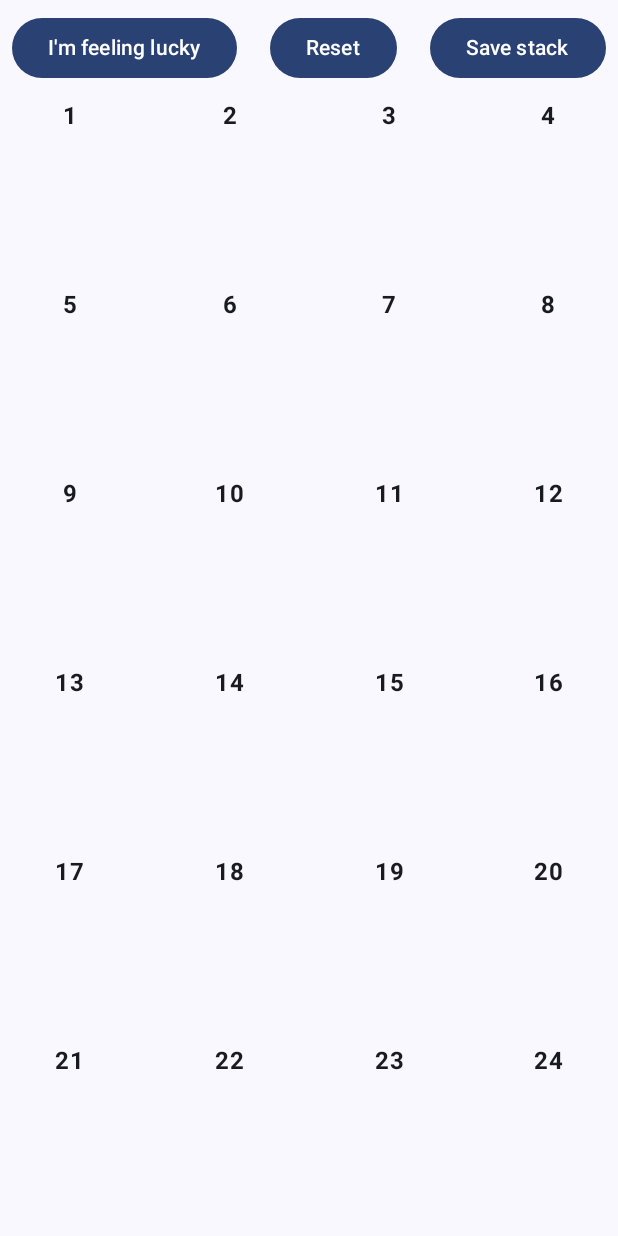
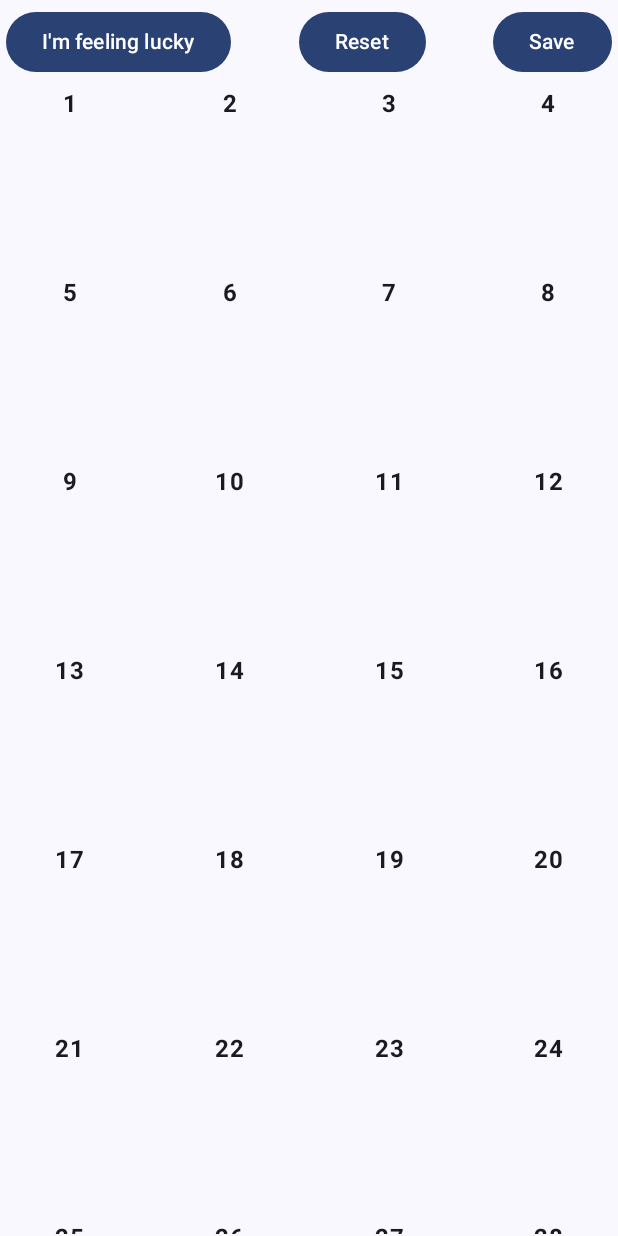
Before and after one commit to eisnan/magikit, an Android app built with Jetpack Compose: the AllCardsScreen screen opened through its navigation route, on a phone screen of 412 x 824 dp. Run offline under Robolectric (Android 15) with nearby library versions, the phone set to English and light mode, and no system bars; our stand-ins replace Room's generated code.

Commit message:
refactor button layout and text in DesignStackScreen

```diff
--- a/app/src/main/java/com/magikit/DesignStackScreen.kt
+++ b/app/src/main/java/com/magikit/DesignStackScreen.kt
@@ -55,21 +55,21 @@ fun AllCardsScreen(
         Row(modifier = Modifier.fillMaxWidth(), horizontalArrangement = Arrangement.SpaceBetween) {
             Button(
                 onClick = { viewModel.onFeelingLucky() },
-                modifier = Modifier.padding(8.dp)
+                modifier = Modifier.padding(4.dp)
             ) {
                 Text("I'm feeling lucky")
             }
             Button(
                 onClick = { viewModel.onResetStack() },
-                modifier = Modifier.padding(8.dp)
+                modifier = Modifier.padding(4.dp)
             ) {
                 Text("Reset")
             }
             Button(
                 onClick = { viewModel.onSaveStack() },
-                modifier = Modifier.padding(8.dp)
+                modifier = Modifier.padding(4.dp)
             ) {
-                Text("Save stack")
+                Text("Save")
             }
         }
         LazyVerticalGrid(
```
